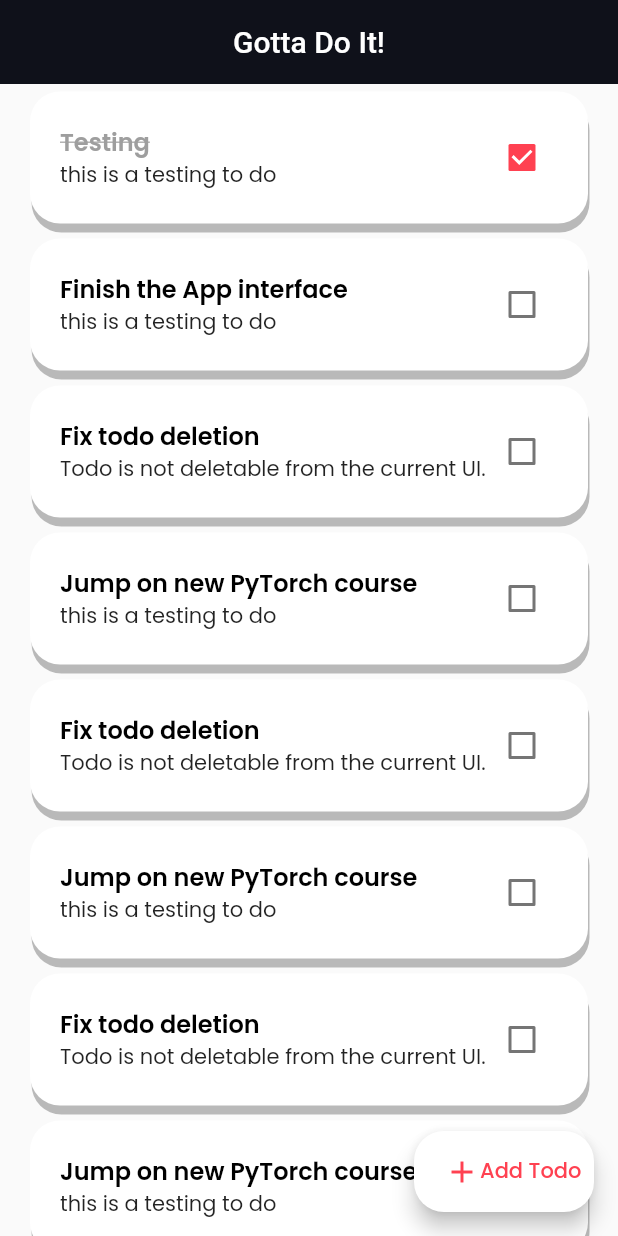
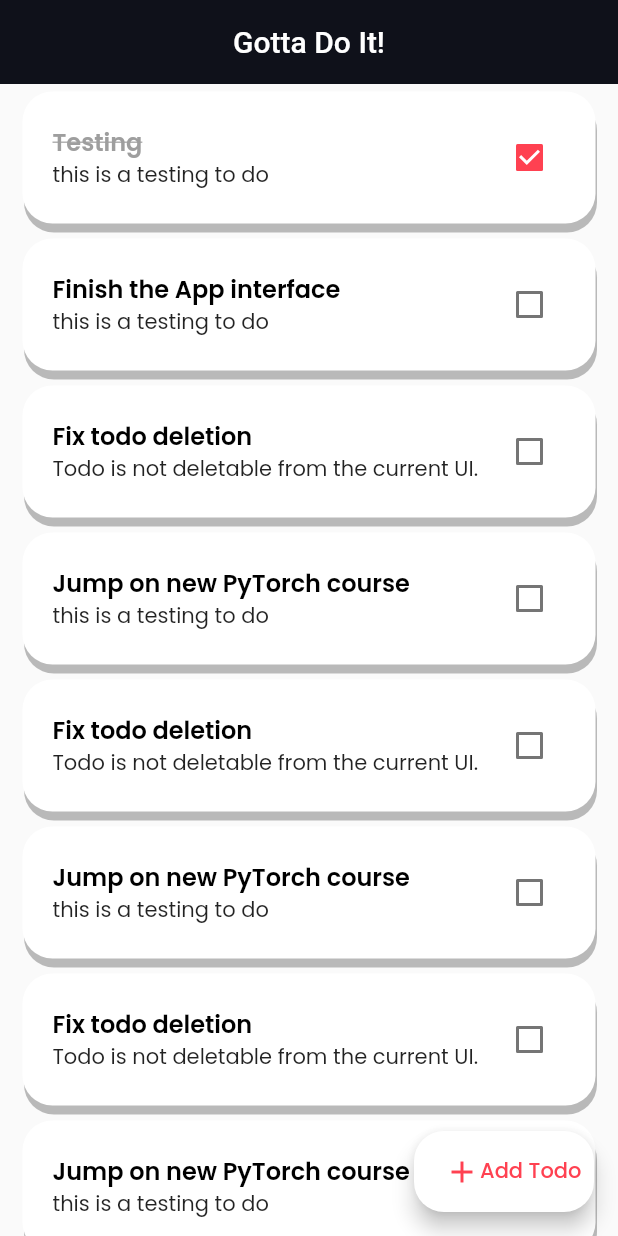
Before and after one commit to Blacksuan19/Todo-Flutter, a Flutter app: the screen it shows after launch, on a phone screen of 412 x 824 dp. Run offline on Flutter 3.47's test engine with Material 2 defaults, Android fonts, the light colour scheme and no system bars; our stand-ins replace flutter_hooks, google_fonts, hooks_riverpod.

Commit message:
todo_item: make margin smaller

```diff
--- a/lib/widgets/todo_item.dart
+++ b/lib/widgets/todo_item.dart
@@ -42,7 +42,7 @@ class _BuildTodoItemState extends State<BuildTodoItem> {
           }),
       child: Container(
         padding: EdgeInsets.all(20),
-        margin: EdgeInsets.symmetric(horizontal: 20, vertical: 5),
+        margin: EdgeInsets.symmetric(horizontal: 15, vertical: 5),
         decoration: BoxDecoration(
           color: Colors.white,
           borderRadius: BorderRadius.circular(20),
```
